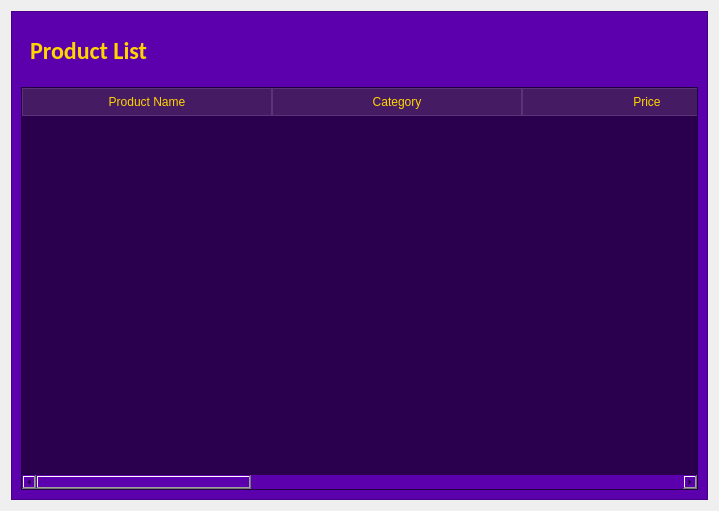
First picture: the form in UI/InventoryListcashier.ui, repository codenoobie25/ThunderCats, before the edit.
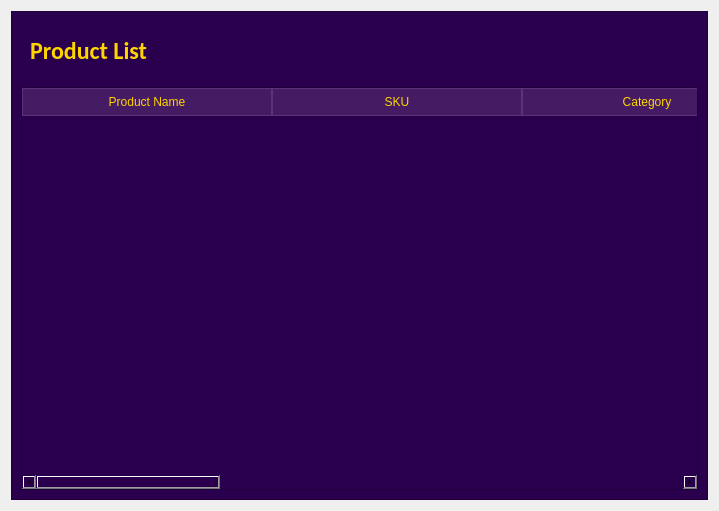
Second picture: the form after the edit.

```diff
--- a/UI/InventoryListcashier.ui
+++ b/UI/InventoryListcashier.ui
@@ -17,7 +17,7 @@
    <item>
     <widget class="QFrame" name="frame_4">
      <property name="styleSheet">
-      <string notr="true">background-color: rgb(92, 0, 173);</string>
+      <string notr="true">background-color: #2A004E;</string>
      </property>
      <property name="frameShape">
       <enum>QFrame::Shape::StyledPanel</enum>
@@ -89,11 +89,19 @@
         <attribute name="horizontalHeaderDefaultSectionSize">
          <number>250</number>
         </attribute>
+        <attribute name="verticalHeaderVisible">
+         <bool>false</bool>
+        </attribute>
         <column>
          <property name="text">
           <string>Product Name</string>
          </property>
         </column>
+        <column>
+         <property name="text">
+          <string>SKU</string>
+         </property>
+        </column>
         <column>
          <property name="text">
           <string>Category</string>
```
